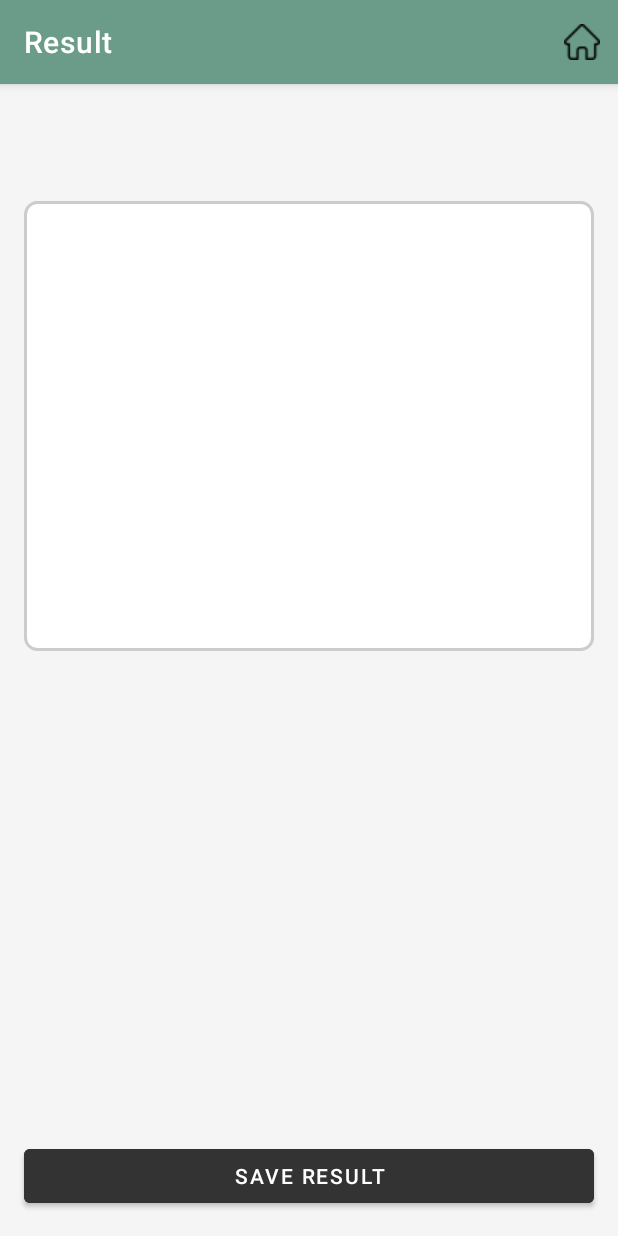
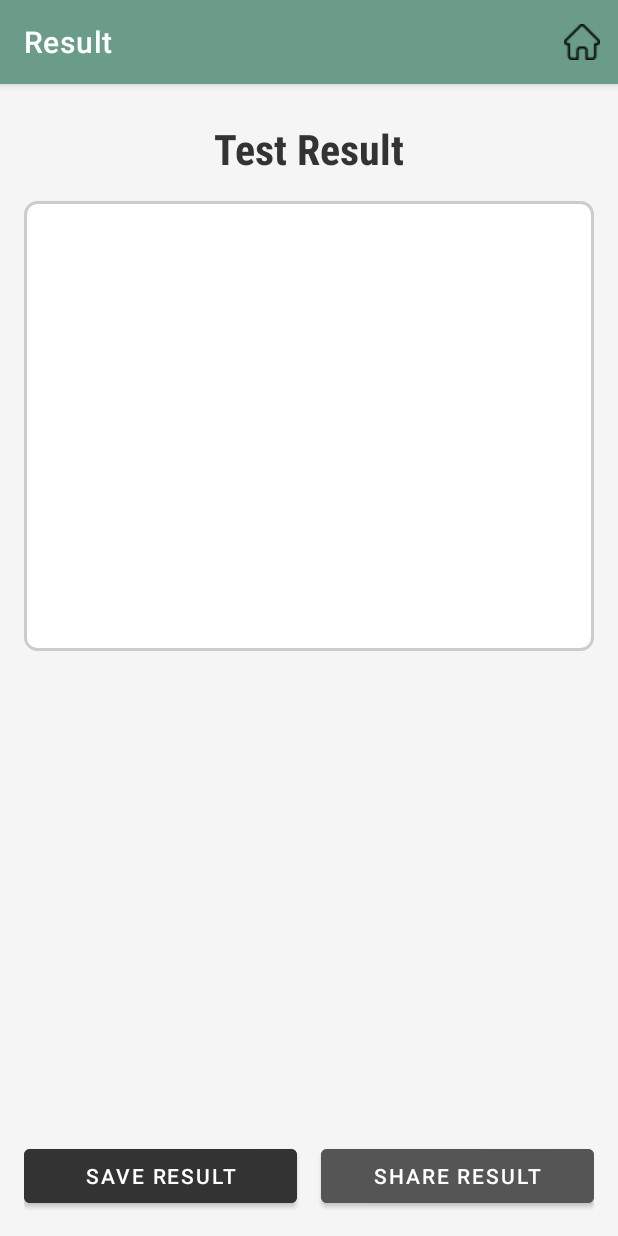
Before and after one commit to ChoJaesuk/ChoJaesuk-COSC2657_Assignment_1, an Android app: the ResultActivity screen opened directly, with no data from a screen before it, on a phone screen of 412 x 824 dp. Run offline under Robolectric (Android 15) with nearby library versions, the phone set to English and light mode, and no system bars.

Commit message:
implemented share feature
implemented share feature

```diff
--- a/app/src/main/res/layout/activity_result.xml
+++ b/app/src/main/res/layout/activity_result.xml
@@ -5,11 +5,12 @@
     android:layout_height="match_parent"
     android:background="@color/background_light">
 
-    <!-- Title TextView with prominent style -->
+    <!-- Title TextView -->
     <TextView
         android:id="@+id/testTitleTextView"
         android:layout_width="wrap_content"
         android:layout_height="wrap_content"
+        android:text="Test Result"
         android:textSize="28sp"
         android:textStyle="bold"
         android:textColor="#333333"
@@ -19,7 +20,7 @@
         app:layout_constraintEnd_toEndOf="parent"
         android:layout_marginTop="24dp" />
 
-    <!-- User's Drawing Display with canvas-like effect -->
+    <!-- User's Drawing Display -->
     <ImageView
         android:id="@+id/drawingImageView"
         android:layout_width="0dp"
@@ -43,7 +44,7 @@
         app:layout_constraintTop_toBottomOf="@id/drawingImageView"
         app:layout_constraintStart_toStartOf="parent"
         app:layout_constraintEnd_toEndOf="parent"
-        app:layout_constraintBottom_toTopOf="@id/saveButton">
+        app:layout_constraintBottom_toTopOf="@id/buttonContainer">
 
         <LinearLayout
             android:id="@+id/resultContainer"
@@ -53,16 +54,41 @@
             android:padding="8dp" />
     </ScrollView>
 
-    <!-- Save Button -->
-    <Button
-        android:id="@+id/saveButton"
+    <!-- Button Container -->
+    <LinearLayout
+        android:id="@+id/buttonContainer"
         android:layout_width="0dp"
         android:layout_height="wrap_content"
-        android:text="Save Result"
+        android:orientation="horizontal"
         android:layout_margin="16dp"
+        android:gravity="center"
         app:layout_constraintBottom_toBottomOf="parent"
         app:layout_constraintStart_toStartOf="parent"
-        app:layout_constraintEnd_toEndOf="parent"
-        android:backgroundTint="@color/primary_text"
-        android:textColor="@android:color/white" />
+        app:layout_constraintEnd_toEndOf="parent">
+
+        <!-- Save Button -->
+        <Button
+            android:id="@+id/saveButton"
+            android:layout_width="0dp"
+            android:layout_height="wrap_content"
+            android:layout_weight="1"
+            android:layout_marginEnd="8dp"
+            android:text="Save Result"
+            android:backgroundTint="@color/primary_text"
+            android:textColor="@android:color/white"
+            android:elevation="4dp" />
+
+        <!-- Share Button -->
+        <Button
+            android:id="@+id/shareButton"
+            android:layout_width="0dp"
+            android:layout_height="wrap_content"
+            android:layout_weight="1"
+            android:layout_marginStart="8dp"
+            android:text="Share Result"
+            android:backgroundTint="@color/secondary_text"
+            android:textColor="@android:color/white"
+            android:elevation="4dp" />
+    </LinearLayout>
+
 </androidx.constraintlayout.widget.ConstraintLayout>
```
Also changed, not shown: app/src/main/AndroidManifest.xml (+12 -0 lines), app/src/main/java/com/example/darwyourmind/activities/ResultActivity.java (+62 -0 lines), app/src/main/res/xml/file_paths.xml (added, +17 -0 lines), app/src/main/res/drawable/ic_save.png (added), app/src/main/res/drawable/ic_share.png (added).
